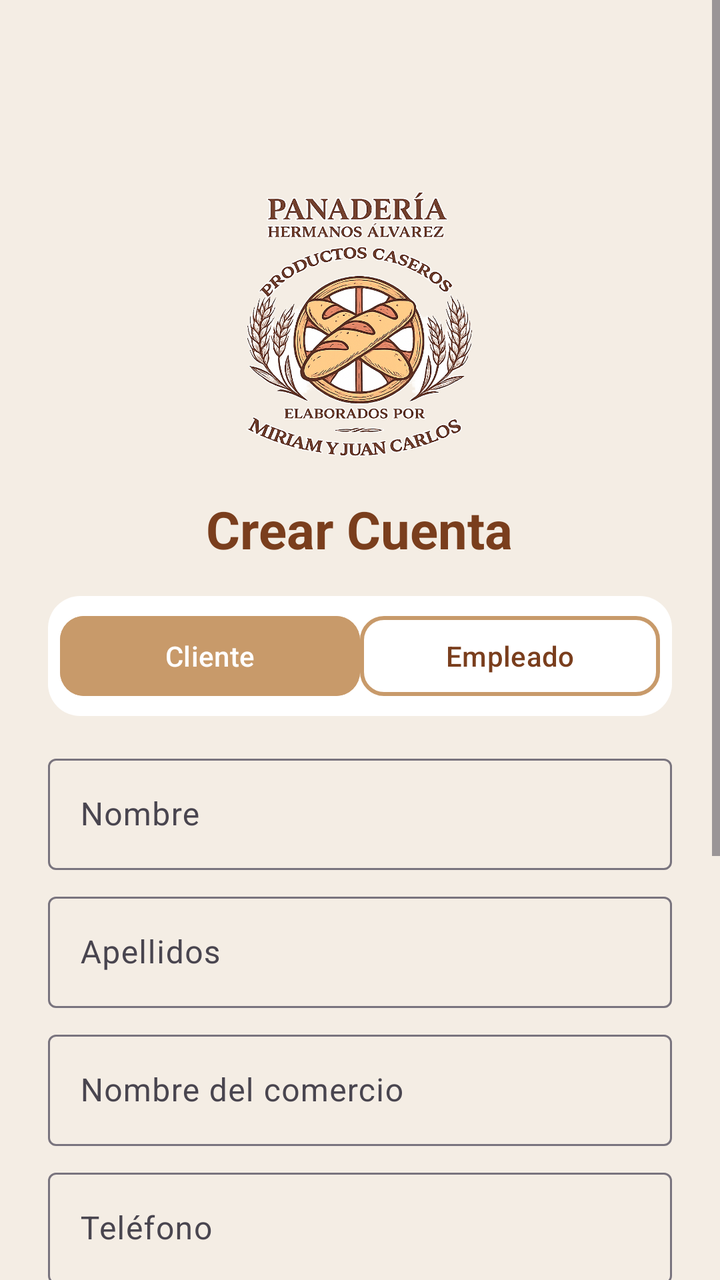
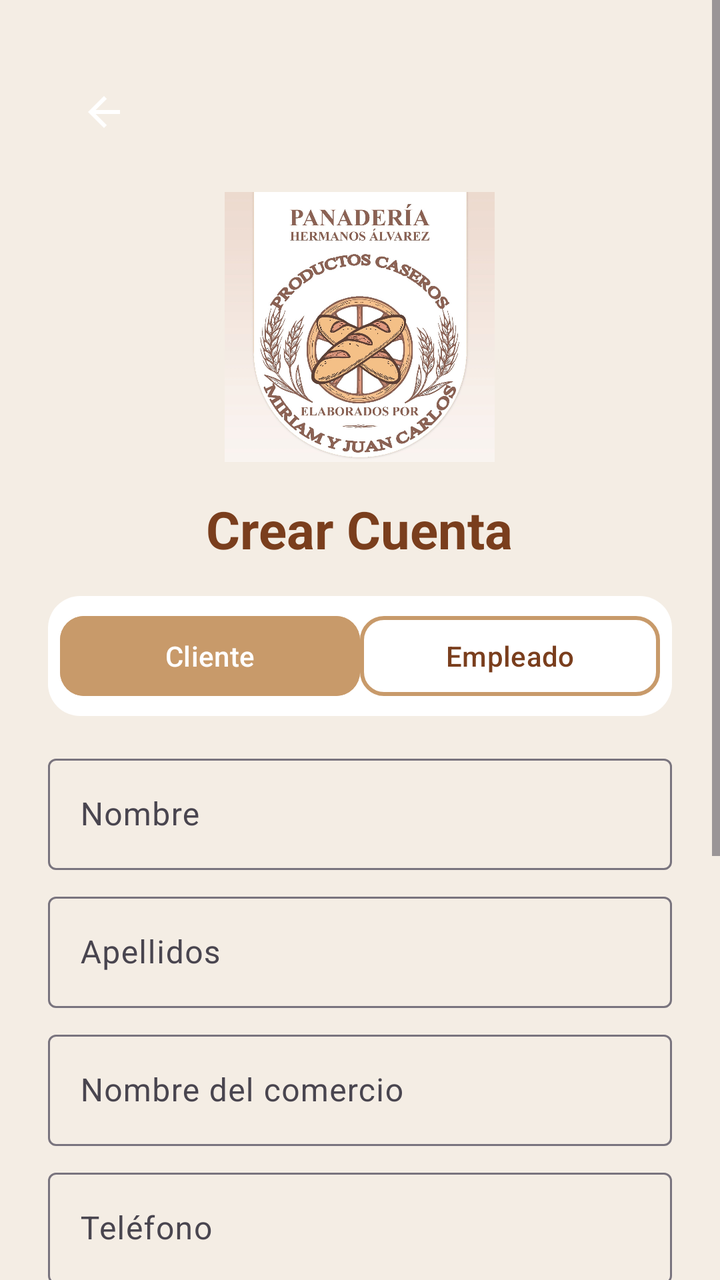

Compare the two renders of this Android layout. The source of the first and the diff that turns it into the second are given below.
<!-- AndroidManifest.xml: application theme Theme.AppPanadero -->
<!-- res/layout/fragment_registro.xml -->
<?xml version="1.0" encoding="utf-8"?>
<ScrollView xmlns:android="http://schemas.android.com/apk/res/android"
    xmlns:app="http://schemas.android.com/apk/res-auto"
    android:layout_width="match_parent"
    android:layout_height="match_parent"
    android:background="#F4EDE4">

    <LinearLayout
        android:layout_width="match_parent"
        android:layout_height="wrap_content"
        android:orientation="vertical"
        android:padding="24dp">

        
        <com.google.android.material.appbar.MaterialToolbar
            android:id="@+id/toolbar"
            android:layout_width="match_parent"
            android:layout_height="?attr/actionBarSize"
            android:background="#F4EDE4"
            app:title=""
            app:elevation="0dp" />

        
        <ImageView
            android:layout_width="135dp"
            android:layout_height="135dp"
            android:layout_gravity="center"
            android:layout_marginTop="8dp"
            android:src="@drawable/logo_panadero" />

        
        <TextView
            android:layout_width="wrap_content"
            android:layout_height="wrap_content"
            android:text="@string/crear_cuenta"
            android:textSize="26sp"
            android:textStyle="bold"
            android:textColor="#7A3E1D"
            android:layout_gravity="center"
            android:layout_marginTop="16dp" />

        
        <LinearLayout
            android:layout_width="match_parent"
            android:layout_height="wrap_content"
            android:orientation="horizontal"
            android:background="@drawable/bg_selector"
            android:padding="6dp"
            android:layout_marginTop="16dp"
            android:layout_marginBottom="16dp">

            <com.google.android.material.button.MaterialButton
                android:id="@+id/btnCliente"
                android:layout_width="0dp"
                android:layout_height="wrap_content"
                android:layout_weight="1"
                android:text="Cliente"
                android:textColor="#FFFFFF"
                android:backgroundTint="#C89A6A"
                app:cornerRadius="12dp" />

            <com.google.android.material.button.MaterialButton
                android:id="@+id/btnEmpleado"
                android:layout_width="0dp"
                android:layout_height="wrap_content"
                android:layout_weight="1"
                android:text="Empleado"
                android:textColor="#7A3E1D"
                android:backgroundTint="#FFFFFF"
                app:strokeColor="#C89A6A"
                app:strokeWidth="2dp"
                app:cornerRadius="12dp" />
        </LinearLayout>

        
        
        
        <LinearLayout
            android:id="@+id/formCliente"
            android:layout_width="match_parent"
            android:layout_height="wrap_content"
            android:orientation="vertical">

            
            <com.google.android.material.textfield.TextInputLayout
                android:layout_width="match_parent"
                android:layout_height="wrap_content"
                android:layout_marginBottom="8dp">

                <com.google.android.material.textfield.TextInputEditText
                    android:layout_width="match_parent"
                    android:layout_height="wrap_content"
                    android:hint="Nombre" />
            </com.google.android.material.textfield.TextInputLayout>

            
            <com.google.android.material.textfield.TextInputLayout
                android:layout_width="match_parent"
                android:layout_height="wrap_content"
                android:layout_marginBottom="8dp">

                <com.google.android.material.textfield.TextInputEditText
                    android:layout_width="match_parent"
                    android:layout_height="wrap_content"
                    android:hint="Apellidos" />
            </com.google.android.material.textfield.TextInputLayout>

            
            <com.google.android.material.textfield.TextInputLayout
                android:layout_width="match_parent"
                android:layout_height="wrap_content"
                android:layout_marginBottom="8dp">

                <com.google.android.material.textfield.TextInputEditText
                    android:layout_width="match_parent"
                    android:layout_height="wrap_content"
                    android:hint="Nombre del comercio" />
            </com.google.android.material.textfield.TextInputLayout>

            
            <com.google.android.material.textfield.TextInputLayout
                android:layout_width="match_parent"
                android:layout_height="wrap_content"
                android:layout_marginBottom="8dp">

                <com.google.android.material.textfield.TextInputEditText
                    android:layout_width="match_parent"
                    android:layout_height="wrap_content"
                    android:hint="Teléfono"
                    android:inputType="phone" />
            </com.google.android.material.textfield.TextInputLayout>

            
            <com.google.android.material.textfield.TextInputLayout
                android:layout_width="match_parent"
                android:layout_height="wrap_content"
                android:layout_marginBottom="8dp">

                <com.google.android.material.textfield.TextInputEditText
                    android:layout_width="match_parent"
                    android:layout_height="wrap_content"
                    android:hint="CIF" />
            </com.google.android.material.textfield.TextInputLayout>

            
            <com.google.android.material.textfield.TextInputLayout
                android:layout_width="match_parent"
                android:layout_height="wrap_content"
                android:layout_marginBottom="8dp">

                <com.google.android.material.textfield.TextInputEditText
                    android:layout_width="match_parent"
                    android:layout_height="wrap_content"
                    android:hint="Dirección" />
            </com.google.android.material.textfield.TextInputLayout>

            
            <com.google.android.material.textfield.TextInputLayout
                android:layout_width="match_parent"
                android:layout_height="wrap_content">

                <com.google.android.material.textfield.TextInputEditText
                    android:layout_width="match_parent"
                    android:layout_height="wrap_content"
                    android:hint="Email"
                    android:inputType="textEmailAddress" />
            </com.google.android.material.textfield.TextInputLayout>

        </LinearLayout>

        
        
        
        <LinearLayout
            android:id="@+id/formEmpleado"
            android:layout_width="match_parent"
            android:layout_height="wrap_content"
            android:orientation="vertical"
            android:visibility="gone">

            <com.google.android.material.textfield.TextInputLayout
                android:layout_width="match_parent"
                android:layout_height="wrap_content"
                android:layout_marginBottom="8dp">

                <com.google.android.material.textfield.TextInputEditText
                    android:layout_width="match_parent"
                    android:layout_height="wrap_content"
                    android:hint="Nombre" />
            </com.google.android.material.textfield.TextInputLayout>

            <com.google.android.material.textfield.TextInputLayout
                android:layout_width="match_parent"
                android:layout_height="wrap_content"
                android:layout_marginBottom="8dp">

                <com.google.android.material.textfield.TextInputEditText
                    android:layout_width="match_parent"
                    android:layout_height="wrap_content"
                    android:hint="Apellidos" />
            </com.google.android.material.textfield.TextInputLayout>

            <com.google.android.material.textfield.TextInputLayout
                android:layout_width="match_parent"
                android:layout_height="wrap_content"
                android:layout_marginBottom="8dp">

                <com.google.android.material.textfield.TextInputEditText
                    android:layout_width="match_parent"
                    android:layout_height="wrap_content"
                    android:hint="Cargo" />
            </com.google.android.material.textfield.TextInputLayout>

            <com.google.android.material.textfield.TextInputLayout
                android:layout_width="match_parent"
                android:layout_height="wrap_content">

                <com.google.android.material.textfield.TextInputEditText
                    android:layout_width="match_parent"
                    android:layout_height="wrap_content"
                    android:hint="Email"
                    android:inputType="textEmailAddress" />
            </com.google.android.material.textfield.TextInputLayout>

        </LinearLayout>

        
        <com.google.android.material.button.MaterialButton
            android:layout_width="match_parent"
            android:layout_height="60dp"
            android:text="REGISTRARSE"
            android:textColor="#FFFFFF"
            android:layout_marginTop="24dp"
            android:backgroundTint="#C89A6A"
            app:cornerRadius="20dp" />

    </LinearLayout>

</ScrollView>
<!-- resources referenced by this layout -->
<resources>
  <!-- drawable bg_selector (drawable) -->
  <shape xmlns:android="http://schemas.android.com/apk/res/android">
      <solid android:color="#FFFFFF"/>
      <corners android:radius="16dp"/>
  </shape>
  <!-- drawable logo_panadero: png bitmap (drawable, 760709 bytes) -->
  <string name="crear_cuenta">Crear Cuenta</string>
  <style name="Theme.AppPanadero" parent="Base.Theme.AppPanadero" />
  <style name="Base.Theme.AppPanadero" parent="Theme.Material3.DayNight.NoActionBar">
          
          
      </style>
</resources>

<!-- the commit's change to res/layout/fragment_registro.xml (unified diff, before → after) -->
@@ -18,7 +18,8 @@
             android:layout_height="?attr/actionBarSize"
             android:background="#F4EDE4"
             app:title=""
-            app:elevation="0dp" />
+            app:elevation="0dp"
+            app:navigationIcon="@drawable/ic_back"/>
 
         
         <ImageView
<!-- resource entries referenced after the edit -->
@@ -5,7 +5,19 @@
       <solid android:color="#FFFFFF"/>
       <corners android:radius="16dp"/>
   </shape>
-  <!-- drawable logo_panadero: png bitmap (drawable, 760709 bytes) -->
+  <!-- drawable ic_back (drawable) -->
+  <vector xmlns:android="http://schemas.android.com/apk/res/android"
+      android:width="24dp"
+      android:height="24dp"
+      android:viewportWidth="24"
+      android:viewportHeight="24"
+      android:tint="?attr/colorOnPrimary">
+  
+      <path
+          android:fillColor="@android:color/white"
+          android:pathData="M20,11H7.83l5.59,-5.59L12,4l-8,8 8,8 1.41,-1.41L7.83,13H20z"/>
+  </vector>
+  <!-- drawable logo_panadero: jpg bitmap (drawable, 317897 bytes) -->
   <string name="crear_cuenta">Crear Cuenta</string>
   <style name="Theme.AppPanadero" parent="Base.Theme.AppPanadero" />
   <style name="Base.Theme.AppPanadero" parent="Theme.Material3.DayNight.NoActionBar">
